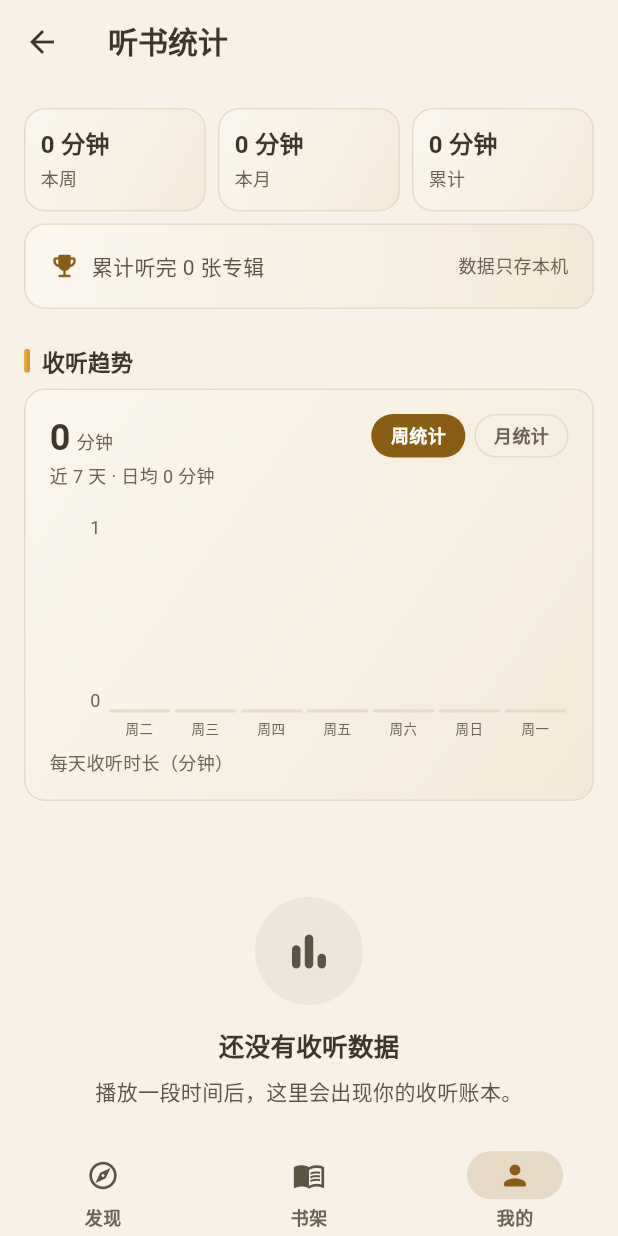
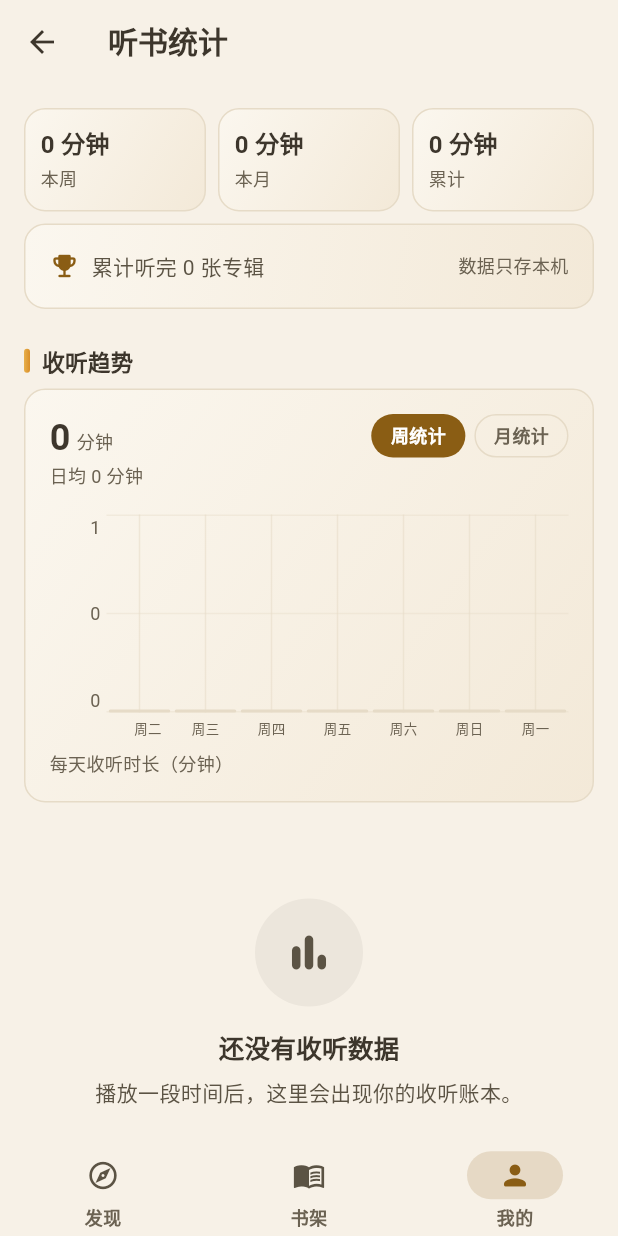
Before and after one commit to 51www/kele-audio, a Flutter app: the StatsPage screen opened by its route, on a phone screen of 412 x 824 dp. Run offline on Flutter 3.47's test engine with Material 3 defaults, Android fonts, the phone set to English and light mode, and no system bars; our stand-ins replace audio_service, cached_network_image, dio, flutter_cache_manager, go_router, package_info_plus and 3 more; missing offline and left inert: dart:js_interop, media_kit; accounts and stored records are empty; network calls fail.

Commit message:
feat: 趋势图新增纵向网格线与 Y 轴中间刻度并优化 X 轴标签定位 —— 柱后叠加横向/纵向网格线，Y 轴补充最大值一半刻度，X 轴标签改为按柱位比例定位避免被单柱格子裁剪，统计页副标题精简为「日均 X 分钟」，发布 v1.3.1+3

```diff
--- a/lib/features/profile/pages/stats_page.dart
+++ b/lib/features/profile/pages/stats_page.dart
@@ -141,10 +141,7 @@ class _StatsPageState extends State<StatsPage> {
                             ],
                           ),
                           const SizedBox(height: 2),
-                          Text(
-                            '近 ${_monthly ? 30 : 7} 天 · 日均 $avgMin 分钟',
-                            style: tokens.captionStyle,
-                          ),
+                          Text('日均 $avgMin 分钟', style: tokens.captionStyle),
                         ],
                       ),
                     ),
@@ -292,7 +289,7 @@ class _TrendChart extends StatelessWidget {
           child: Row(
             crossAxisAlignment: CrossAxisAlignment.stretch,
             children: [
-              // Y 轴：顶格最大值 + 0 刻度（单位见下方图注「分钟」）
+              // Y 轴：最大值 / 中间值 / 0 刻度（单位见下方图注「分钟」）
               SizedBox(
                 width: _yAxisWidth,
                 child: Column(
@@ -300,19 +297,56 @@ class _TrendChart extends StatelessWidget {
                   crossAxisAlignment: CrossAxisAlignment.end,
                   children: [
                     Text('$maxMin', style: tokens.captionStyle),
+                    Text('${maxMin ~/ 2}', style: tokens.captionStyle),
                     Text('0', style: tokens.captionStyle),
                   ],
                 ),
               ),
               const SizedBox(width: 4),
               Expanded(
+                child: Stack(
+                  children: [
+                    // 横向网格线（画在柱后；对齐 Y 轴三条刻度：最大/中间/0）
+                    Positioned.fill(
+                      child: Column(
+                        mainAxisAlignment: MainAxisAlignment.spaceBetween,
+                        children: [
+                          for (var i = 0; i < 3; i++)
+                            Container(
+                              height: 1,
+                              color: tokens.hairlineColor
+                                  .withValues(alpha: 0.4),
+                            ),
+                        ],
+                      ),
+                    ),
+                    // 纵向网格线（画在柱后；位于 X 轴有刻度的柱位）
+                    Positioned.fill(
                       child: Row(
+                        children: [
+                          for (final (i, _) in trend.indexed)
+                            Expanded(
+                              child: (!monthly || i % 5 == 0)
+                                  ? Center(
+                                      child: Container(
+                                        width: 1,
+                                        color: tokens.hairlineColor
+                                            .withValues(alpha: 0.55),
+                                      ),
+                                    )
+                                  : const SizedBox.shrink(),
+                            ),
+                        ],
+                      ),
+                    ),
+                    Row(
                       crossAxisAlignment: CrossAxisAlignment.end,
                       children: [
                         for (final e in trend)
                           Expanded(
                             child: Padding(
-                          padding: const EdgeInsets.symmetric(horizontal: 1.5),
+                              padding:
+                                  const EdgeInsets.symmetric(horizontal: 1.5),
                               child: _TrendBar(
                                 sec: e.sec,
                                 maxSec: maxSec,
@@ -323,27 +357,43 @@ class _TrendChart extends StatelessWidget {
                           ),
                       ],
                     ),
+                  ],
+                ),
               ),
             ],
           ),
         ),
         const SizedBox(height: 4),
-        // X 轴刻度（与柱对齐；左缩进对齐 Y 轴宽度）
+        // X 轴刻度：按柱位比例定位（标签宽度不受单柱格子约束，避免被裁剪）
         Padding(
           padding: const EdgeInsets.only(left: _yAxisWidth + 4),
-          child: Row(
+          child: LayoutBuilder(
+            builder: (context, constraints) {
+              final n = trend.length;
+              return SizedBox(
+                height: 14,
+                child: Stack(
+                  clipBehavior: Clip.none,
                   children: [
                     for (final (i, e) in trend.indexed)
-                Expanded(
+                      if (_xLabel(e.date, i).isNotEmpty)
+                        Positioned(
+                          left: (i + 0.5) / n * constraints.maxWidth,
+                          child: FractionalTranslation(
+                            translation: i == 0
+                                ? const Offset(-0.2, 0)
+                                : const Offset(-0.5, 0),
                             child: Text(
                               _xLabel(e.date, i),
-                    textAlign: TextAlign.center,
                               maxLines: 1,
-                    overflow: TextOverflow.clip,
                               style: tokens.captionStyle.copyWith(fontSize: 9),
                             ),
                           ),
+                        ),
                   ],
+                ),
+              );
+            },
           ),
         ),
       ],
--- a/pubspec.yaml
+++ b/pubspec.yaml
@@ -16,7 +16,7 @@ publish_to: 'none' # Remove this line if you wish to publish to pub.dev
 # https://developer.apple.com/library/archive/documentation/General/Reference/InfoPlistKeyReference/Articles/CoreFoundationKeys.html
 # In Windows, build-name is used as the major, minor, and patch parts
 # of the product and file versions while build-number is used as the build suffix.
-version: 1.3.1+2
+version: 1.3.1+3
 
 environment:
   sdk: ^3.13.5
```
Also changed, not shown: 1 other file. Lines whose indentation alone changed are shown as unchanged.
